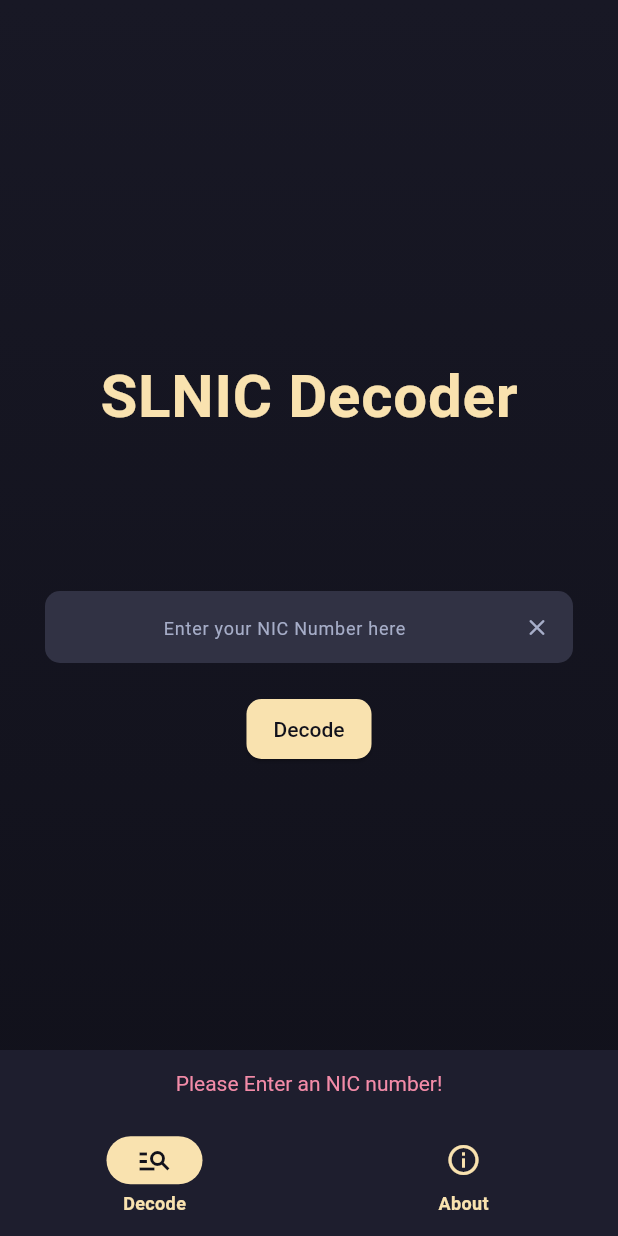
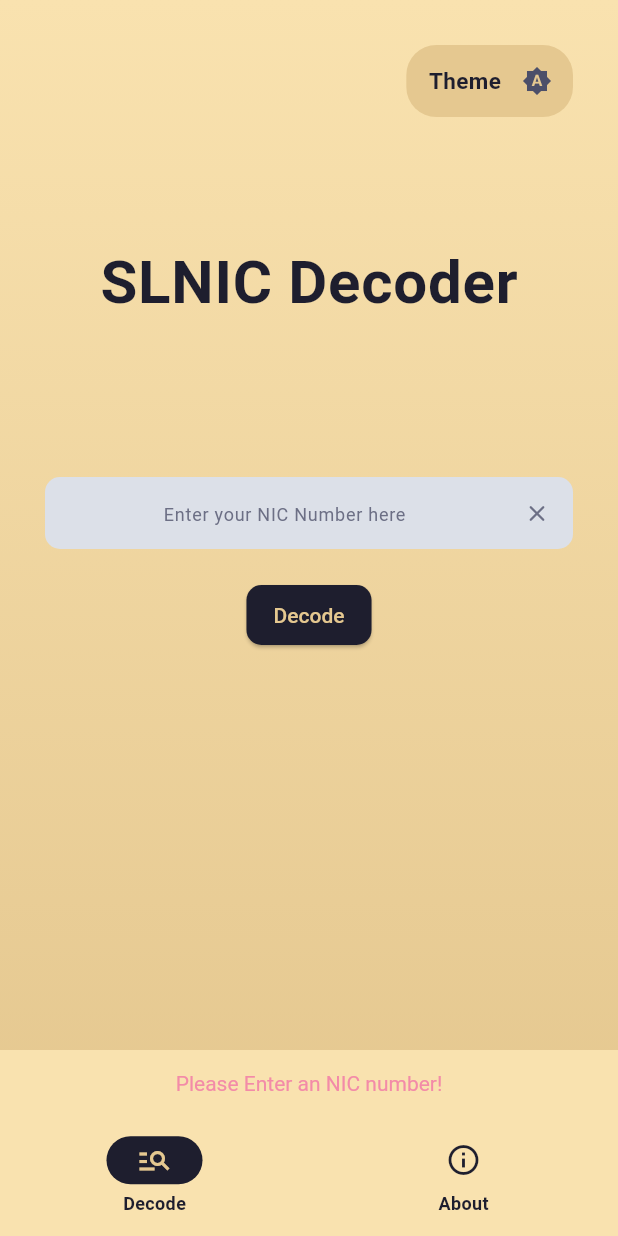
Before and after one commit to Chamal1120/slnic-decoder, a Flutter app: the screen it shows after launch, after a tap on "Decode", on a phone screen of 412 x 824 dp. Run offline on Flutter 3.47's test engine with Material 3 defaults, Android fonts, the phone set to English and light mode, and no system bars; our stand-ins replace flutter_svg, get, get_storage.

Commit message:
feat: Add experimental light mode

```diff
--- /dev/null
+++ b/lib/controllers/theme_controller.dart
@@ -0,0 +1,55 @@
+import 'package:flutter/material.dart';
+import 'package:get/get.dart';
+import 'package:get_storage/get_storage.dart';
+
+/// The controller for managing the app's theme mode using GetX and GetStorage.
+///
+/// This controller persists the user's theme preference using `GetStorage`
+/// and applies the selected theme dynamically with `Get.changeThemeMode()`.
+class ThemeController extends GetxController {
+  /// Persistent storage instance for saving and retrieving theme settings.
+  final _box = GetStorage();
+
+  /// Observable variable for storing the current theme mode.
+  /// Defaults to `ThemeMode.system`.
+  final _themeMode = ThemeMode.system.obs;
+
+  /// Getter to retrieve the current theme mode.
+  ThemeMode get themeMode => _themeMode.value;
+
+  /// Called when the controller is initialized.
+  /// Loads the saved theme mode from storage (if available).
+  @override
+  void onInit() {
+    super.onInit();
+    // Retrieve the saved theme mode from local storage.
+    String? savedTheme = _box.read('themeMode');
+    if (savedTheme != null) {
+      _themeMode.value = _stringToThemeMode(savedTheme);
+    }
+  }
+
+  /// Updates the theme mode and saves the selection to persistent storage.
+  ///
+  /// - [mode]: The new `ThemeMode` to apply.
+  void setThemeMode(ThemeMode mode) {
+    _themeMode.value = mode;
+    _box.write('themeMode', mode.toString()); // Save the selection
+    Get.changeThemeMode(mode); // Apply the new theme mode
+  }
+
+  /// Converts a string representation of `ThemeMode` back to its enum value.
+  ///
+  /// - [value]: The string representation of the theme mode.
+  /// - Returns: The corresponding `ThemeMode` enum value.
+  ThemeMode _stringToThemeMode(String value) {
+    switch (value) {
+      case 'ThemeMode.dark':
+        return ThemeMode.dark;
+      case 'ThemeMode.light':
+        return ThemeMode.light;
+      default:
+        return ThemeMode.system;
+    }
+  }
+}
--- a/lib/main.dart
+++ b/lib/main.dart
@@ -1,11 +1,16 @@
 import 'package:flutter/material.dart';
 import 'package:slnic_decoder/controllers/nav_controller.dart';
+import 'package:slnic_decoder/controllers/theme_controller.dart';
 import 'package:get/get.dart';
-import 'package:slnic_decoder/theme/theme.dart';
+import 'package:get_storage/get_storage.dart';
+import 'package:slnic_decoder/theme/theme_dark.dart';
+import 'package:slnic_decoder/theme/theme_light.dart';
 import 'package:slnic_decoder/screens/home.dart';
 import 'package:slnic_decoder/screens/about.dart';
 
-void main() {
+void main() async {
+  await GetStorage.init();
+  Get.put(ThemeController());
   runApp(const NICApp());
 }
 
@@ -17,15 +22,18 @@
 
   @override
   Widget build(BuildContext context) {
+    final ThemeController themeController = Get.find();
+
     return GetMaterialApp(
       debugShowCheckedModeBanner: false,
       title: 'Flutter NIC Decoder',
       darkTheme: darkCatppuccinTheme,
+      theme: lightCatppuccinTheme,
       /*
       Enable dark mode by default
       (for now till the theme switcher is implemented :))
       */
-      themeMode: ThemeMode.dark,
+      themeMode: themeController.themeMode,
       home: NavBarM3(),
     );
   }
@@ -69,7 +77,14 @@
       ),
       body: Container(
         decoration: BoxDecoration(
-          gradient: catppuccinMochaGradient,
+          gradient: LinearGradient(
+            colors: [
+              Theme.of(context).colorScheme.tertiary,
+              Theme.of(context).colorScheme.onTertiary,
+            ],
+            begin: Alignment.topCenter,
+            end: Alignment.bottomCenter,
+          ),
         ),
 
         // Update the body based on the selected page
--- a/lib/screens/home.dart
+++ b/lib/screens/home.dart
@@ -1,5 +1,6 @@
 import 'package:flutter/material.dart';
 import 'package:slnic_decoder/controllers/nic_controller.dart';
+import 'package:slnic_decoder/controllers/theme_controller.dart';
 import 'package:get/get.dart';
 import 'package:slnic_decoder/screens/result.dart';
 
@@ -22,6 +23,69 @@
   Widget build(BuildContext context) {
     return Center(
       child: Column(
+        children: [
+          Row(
+            mainAxisAlignment: MainAxisAlignment.end,
+            children: [
+              Container(
+                decoration: BoxDecoration(
+                  color: Theme.of(context).colorScheme.onTertiary,
+                  borderRadius: BorderRadius.circular(20.0),
+                ),
+                child: Row(
+                  children: [
+                    SizedBox(
+                      width: 15.0,
+                    ),
+                    Text(
+                      "Theme",
+                      style: TextStyle(
+                        fontSize: 15.0,
+                      ),
+                    ),
+                    IconButton(
+                      icon: Obx(
+                        () {
+                          var themeMode = Get.find<ThemeController>().themeMode;
+                          IconData icon;
+
+                          if (themeMode == ThemeMode.dark) {
+                            icon = Icons.dark_mode;
+                          } else if (themeMode == ThemeMode.light) {
+                            icon = Icons.light_mode;
+                          } else {
+                            icon = Icons.brightness_auto;
+                          }
+
+                          return Icon(icon, size: 20.0);
+                        },
+                      ),
+                      onPressed: () {
+                        var themeController = Get.find<ThemeController>();
+                        ThemeMode currentMode = themeController.themeMode;
+
+                        // Cycle through System → Dark → Light → System
+                        ThemeMode newMode;
+                        if (currentMode == ThemeMode.system) {
+                          newMode = ThemeMode.dark;
+                        } else if (currentMode == ThemeMode.dark) {
+                          newMode = ThemeMode.light;
+                        } else {
+                          newMode = ThemeMode.system;
+                        }
+
+                        themeController.setThemeMode(newMode);
+                      },
+                    ),
+                  ],
+                ),
+              ),
+            ],
+          ),
+          SizedBox(
+            height: 80.0,
+          ),
+          Column(
             mainAxisAlignment: MainAxisAlignment.center,
             children: [
               Text(
@@ -59,7 +123,8 @@
 
                   // Check if the NIC number is of the correct length
                   if (nicVal.length != 10 && nicVal.length != 12) {
-                _showSnackBar(context, "NIC number entered is wrong length!");
+                    _showSnackBar(
+                        context, "NIC number entered is wrong length!");
                     return;
                   }
 
@@ -76,7 +141,8 @@
 
                     // Check if the remaning part is a number
                     if (int.tryParse(checkString) == null) {
-                  _showSnackBar(context, "Please Enter a valid NIC number!");
+                      _showSnackBar(
+                          context, "Please Enter a valid NIC number!");
                       return;
                     }
                   }
@@ -88,6 +154,8 @@
                 child: Text(
                   'Decode',
                 ),
+              ),
+            ],
           ),
         ],
       ),
--- a/lib/screens/result.dart
+++ b/lib/screens/result.dart
@@ -1,5 +1,5 @@
 import 'package:flutter/material.dart';
-import 'package:slnic_decoder/theme/theme.dart';
+import 'package:slnic_decoder/theme/theme_dark.dart';
 import 'package:slnic_decoder/controllers/nic_controller.dart';
 import 'package:get/get.dart';
 
@@ -15,7 +15,14 @@
     return Scaffold(
       body: Container(
         decoration: BoxDecoration(
-          gradient: catppuccinMochaGradient,
+          gradient: LinearGradient(
+            colors: [
+              Theme.of(context).colorScheme.tertiary,
+              Theme.of(context).colorScheme.onTertiary,
+            ],
+            begin: Alignment.topCenter,
+            end: Alignment.bottomCenter,
+          ),
         ),
         child: Padding(
           padding: const EdgeInsets.all(30.0),
@@ -28,7 +35,7 @@
                   Icon(
                     Icons.check_circle_outline_rounded,
                     size: 150.0,
-                    color: mocha.green,
+                    color: theme.green,
                   ),
                   SizedBox(
                     height: 10.0,
@@ -79,9 +86,9 @@
         borderRadius: BorderRadius.circular(10),
         boxShadow: [
           BoxShadow(
-            color: mocha.crust,
-            blurRadius: 8,
-            offset: const Offset(0, 4),
+            color: Theme.of(context).colorScheme.tertiary,
+            blurRadius: 25,
+            offset: const Offset(0, 1),
           ),
         ],
       ),
@@ -112,11 +119,14 @@
               _buildTableRow(context, 'ID No', nicInfo?.nicNo ?? 'N/A'),
               _buildTableRow(context, 'Format', nicInfo?.format ?? 'N/A'),
               _buildTableRow(context, 'Serial No', nicInfo?.serialNo ?? 'N/A'),
-              _buildTableRow(context, 'Date of Birth', nicInfo?.birthDate ?? 'N/A'),
-              _buildTableRow(context, 'WeekDay of Birth', nicInfo?.weekDay ?? 'N/A'),
+              _buildTableRow(
+                  context, 'Date of Birth', nicInfo?.birthDate ?? 'N/A'),
+              _buildTableRow(
+                  context, 'WeekDay of Birth', nicInfo?.weekDay ?? 'N/A'),
               _buildTableRow(context, 'Age', nicInfo?.age ?? 'N/A'),
               _buildTableRow(context, 'Gender', nicInfo?.gender ?? 'N/A'),
-              _buildTableRow(context, 'Ability to Vote', nicInfo?.votability ?? 'N/A'),
+              _buildTableRow(
+                  context, 'Ability to Vote', nicInfo?.votability ?? 'N/A'),
             ],
           );
         },
--- /dev/null
+++ b/lib/theme/theme_dark.dart
@@ -0,0 +1,161 @@
+import 'package:flutter/material.dart';
+import 'package:slnic_decoder/theme/palette.dart';
+
+// Shortening the mocha property of the Catppuccin class to theme for easier usage
+/// A shortened reference to the `Catppuccin.mocha` , using the `mocha` property to define the theme.
+final theme = Catppuccin.mocha;
+
+/// The dark theme for the app, based on the Catppuccin theme color palette.
+/// This theme defines the color scheme, text styles, and widget customizations for a consistent dark mode experience.
+final ThemeData darkCatppuccinTheme = ThemeData(
+  useMaterial3: true,
+
+  /// The color scheme for the dark theme.
+  colorScheme: ColorScheme(
+    primary: theme.primary,
+    secondary: theme.text,
+    surface: theme.surface1,
+    error: theme.red,
+    onPrimary: theme.text,
+    onSecondary: theme.text,
+    tertiary: theme.mantle,
+    onTertiary: theme.crust,
+    onSurface: theme.text,
+    onError: theme.text,
+    brightness: Brightness.dark,
+  ),
+
+  /// The app bar theme defines the background color for the AppBar.
+  appBarTheme: AppBarTheme(
+    backgroundColor: theme.base,
+  ),
+
+  /// The text theme defines the various text styles used throughout the app.
+  textTheme: TextTheme(
+    displayMedium: TextStyle(
+      color: theme.primary,
+      fontSize: 15.0,
+      fontWeight: FontWeight.bold,
+    ),
+    titleMedium: TextStyle(
+      color: theme.crust,
+      fontSize: 15.0,
+      fontWeight: FontWeight.w500,
+    ),
+    labelMedium: TextStyle(
+      color: theme.text,
+      fontSize: 16.0,
+      fontWeight: FontWeight.w500,
+    ),
+    bodyLarge: TextStyle(
+      color: theme.primary,
+      fontSize: 40.0,
+      fontWeight: FontWeight.bold,
+    ),
+    bodyMedium: TextStyle(
+      color: theme.primary,
+      fontSize: 18.0,
+      fontWeight: FontWeight.bold,
+    ),
+    bodySmall: TextStyle(
+      color: theme.text,
+      fontSize: 12.0,
+    ),
+  ),
+
+  /// The card theme defines the look and feel for card-based UI elements such as TableCard.
+  cardTheme: CardTheme(
+    color: theme.crust,
+    elevation: 8,
+    shape: RoundedRectangleBorder(
+      borderRadius: BorderRadius.circular(16),
+    ),
+  ),
+
+  /// The divider color is used for table borders and other separations.
+  dividerColor: theme.base,
+
+  /// The ElevatedButtonThemeData defines the style for all `ElevatedButton` widgets.
+  elevatedButtonTheme: ElevatedButtonThemeData(
+    style: ElevatedButton.styleFrom(
+      foregroundColor: theme.crust,
+      backgroundColor: theme.primary,
+      shape: RoundedRectangleBorder(
+        borderRadius: BorderRadius.circular(10.0),
+      ),
+      padding: EdgeInsets.symmetric(
+        horizontal: 18.0,
+        vertical: 12.0,
+      ),
+      textStyle: TextStyle(
+        fontSize: 14.0,
+        fontWeight: FontWeight.w500,
+      ),
+    ),
+  ),
+
+  /// The text selection theme defines the appearance of text selection cursors.
+  textSelectionTheme: TextSelectionThemeData(cursorColor: theme.text),
+
+  /// The input decoration theme defines the styling for text fields and form inputs.
+  inputDecorationTheme: InputDecorationTheme(
+    filled: true,
+    fillColor: theme.surface0,
+    hintStyle: TextStyle(
+      color: theme.subtext0,
+      fontSize: 12.0,
+      fontWeight: FontWeight.w400,
+    ),
+    border: OutlineInputBorder(
+      borderRadius: BorderRadius.circular(10.0),
+      borderSide: BorderSide.none,
+    ),
+    focusedBorder: OutlineInputBorder(
+      borderRadius: BorderRadius.circular(10.0),
+      borderSide: BorderSide.none,
+    ),
+    enabledBorder: OutlineInputBorder(
+      borderRadius: BorderRadius.circular(10.0),
+      borderSide: BorderSide.none,
+    ),
+    contentPadding: EdgeInsets.symmetric(
+      horizontal: 16,
+      vertical: 12,
+    ),
+    suffixIconColor: theme.subtext0,
+  ),
+
+  /// The SnackBar theme defines the background and text styling for SnackBars.
+  snackBarTheme: SnackBarThemeData(
+    backgroundColor: theme.base,
+    contentTextStyle: TextStyle(
+      color: theme.red,
+      fontSize: 14.0,
+      fontWeight: FontWeight.w400,
+    ),
+  ),
+
+  /// The navigation bar theme defines the appearance of the app's bottom navigation bar.
+  navigationBarTheme: NavigationBarThemeData(
+    backgroundColor: theme.base,
+    indicatorColor: theme.primary,
+    labelTextStyle: WidgetStateProperty.resolveWith(
+      (Set<WidgetState> states) {
+        return TextStyle(
+          color: theme.primary,
+          fontWeight: FontWeight.bold,
+          fontSize: 12.0,
+        );
+      },
+    ),
+    iconTheme: WidgetStateProperty.resolveWith(
+      (Set<WidgetState> states) {
+        return IconThemeData(
+          color: states.contains(WidgetState.selected)
+              ? theme.crust
+              : theme.primary,
+        );
+      },
+    ),
+  ),
+);
--- a/lib/theme/theme.dart
+++ b/lib/theme/theme_light.dart
@@ -1,69 +1,72 @@
 import 'package:flutter/material.dart';
 import 'package:slnic_decoder/theme/palette.dart';
 
-// Shortening the CatppuccinMocha class to mocha for easier usage
-/// A shortened reference to the `CatppuccinMocha` class, using the `flavor` property to define the theme.
-final mocha = CatppuccinMocha.flavor;
+// Shortens the latte property of Catppuccin class to theme for easier usage
+///
+/// A shortened reference for the `Catppuccin` class, using the `latte` property to define the theme.
+final theme = Catppuccin.latte;
 
-/// The dark theme for the app, based on the Catppuccin Mocha color palette.
-/// This theme defines the color scheme, text styles, and widget customizations for a consistent dark mode experience.
-final ThemeData darkCatppuccinTheme = ThemeData(
+/// The light theme for the app, based on the Catppuccin theme color palette.
+/// This theme defines the color scheme, text styles, and widget customizations for a consistent light mode experience.
+final ThemeData lightCatppuccinTheme = ThemeData(
   useMaterial3: true,
 
-  /// The color scheme for the dark theme.
+  /// The color scheme for the light theme.
   colorScheme: ColorScheme(
-    primary: mocha.yellow,
-    secondary: mocha.text,
-    surface: mocha.surface1,
-    error: mocha.red,
-    onPrimary: mocha.text,
-    onSecondary: mocha.text,
-    onSurface: mocha.text,
-    onError: mocha.text,
-    brightness: Brightness.dark,
+    primary: theme.primary,
+    secondary: theme.text,
+    surface: theme.surface1,
+    error: theme.red,
+    onPrimary: theme.text,
+    onSecondary: theme.text,
+    tertiary: theme.mantle,
+    onTertiary: theme.crust,
+    onSurface: theme.text,
+    onError: theme.text,
+    brightness: Brightness.light,
   ),
 
   /// The app bar theme defines the background color for the AppBar.
   appBarTheme: AppBarTheme(
-    backgroundColor: mocha.base,
+    backgroundColor: theme.base,
   ),
 
   /// The text theme defines the various text styles used throughout the app.
   textTheme: TextTheme(
     displayMedium: TextStyle(
-      color: mocha.yellow,
+      color: theme.primary,
       fontSize: 15.0,
       fontWeight: FontWeight.bold,
     ),
     titleMedium: TextStyle(
-      color: mocha.crust,
+      color: theme.crust,
       fontSize: 15.0,
       fontWeight: FontWeight.w500,
     ),
     labelMedium: TextStyle(
-      color: mocha.text,
+      color: theme.text,
       fontSize: 16.0,
       fontWeight: FontWeight.w500,
     ),
     bodyLarge: TextStyle(
-      color: mocha.yellow,
+      color: theme.primary,
       fontSize: 40.0,
       fontWeight: FontWeight.bold,
     ),
     bodyMedium: TextStyle(
-      color: mocha.yellow,
+      color: theme.primary,
       fontSize: 18.0,
       fontWeight: FontWeight.bold,
     ),
     bodySmall: TextStyle(
-      color: mocha.text,
+      color: theme.text,
       fontSize: 12.0,
     ),
   ),
 
   /// The card theme defines the look and feel for card-based UI elements such as TableCard.
   cardTheme: CardTheme(
-    color: mocha.crust,
+    color: theme.crust,
     elevation: 8,
     shape: RoundedRectangleBorder(
       borderRadius: BorderRadius.circular(16),
@@ -71,13 +74,13 @@
   ),
 
   /// The divider color is used for table borders and other separations.
-  dividerColor: mocha.base,
+  dividerColor: theme.base,
 
   /// The ElevatedButtonThemeData defines the style for all `ElevatedButton` widgets.
   elevatedButtonTheme: ElevatedButtonThemeData(
     style: ElevatedButton.styleFrom(
-      foregroundColor: mocha.crust,
-      backgroundColor: mocha.yellow,
+      foregroundColor: theme.crust,
+      backgroundColor: theme.primary,
       shape: RoundedRectangleBorder(
         borderRadius: BorderRadius.circular(10.0),
       ),
@@ -93,14 +96,14 @@
   ),
 
   /// The text selection theme defines the appearance of text selection cursors.
-  textSelectionTheme: TextSelectionThemeData(cursorColor: mocha.text),
+  textSelectionTheme: TextSelectionThemeData(cursorColor: theme.text),
 
   /// The input decoration theme defines the styling for text fields and form inputs.
   inputDecorationTheme: InputDecorationTheme(
     filled: true,
-    fillColor: mocha.surface0,
+    fillColor: theme.surface0,
     hintStyle: TextStyle(
-      color: mocha.subtext0,
+      color: theme.subtext0,
       fontSize: 12.0,
       fontWeight: FontWeight.w400,
     ),
@@ -120,14 +123,14 @@
       horizontal: 16,
       vertical: 12,
     ),
-    suffixIconColor: mocha.subtext0,
+    suffixIconColor: theme.subtext0,
   ),
 
   /// The SnackBar theme defines the background and text styling for SnackBars.
   snackBarTheme: SnackBarThemeData(
-    backgroundColor: mocha.base,
+    backgroundColor: theme.base,
     contentTextStyle: TextStyle(
-      color: mocha.red,
+      color: theme.red,
       fontSize: 14.0,
       fontWeight: FontWeight.w400,
     ),
@@ -135,12 +138,12 @@
 
   /// The navigation bar theme defines the appearance of the app's bottom navigation bar.
   navigationBarTheme: NavigationBarThemeData(
-    backgroundColor: mocha.base,
-    indicatorColor: mocha.yellow,
+    backgroundColor: theme.base,
+    indicatorColor: theme.primary,
     labelTextStyle: WidgetStateProperty.resolveWith(
       (Set<WidgetState> states) {
         return TextStyle(
-          color: mocha.yellow,
+          color: theme.primary,
           fontWeight: FontWeight.bold,
           fontSize: 12.0,
         );
@@ -150,18 +153,10 @@
       (Set<WidgetState> states) {
         return IconThemeData(
           color: states.contains(WidgetState.selected)
-              ? mocha.crust
-              : mocha.yellow,
+              ? theme.crust
+              : theme.primary,
         );
       },
     ),
   ),
 );
-
-/// A background gradient using the mocha color palette.
-/// This gradient is used to create a smooth visual transition between two colors.
-final LinearGradient catppuccinMochaGradient = LinearGradient(
-  colors: [mocha.mantle, mocha.crust],
-  begin: Alignment.topCenter,
-  end: Alignment.bottomCenter,
-);
```
Also changed, not shown: lib/theme/palette.dart (+29 -41 lines), 2 other files. Lines whose indentation alone changed are shown as unchanged.
